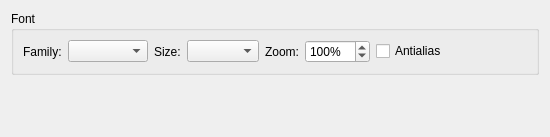
This is liteidex/src/plugins/terminal/terminaloption.ui in visualfc/liteide as Qt 5 draws it before an edit. The edited form follows.
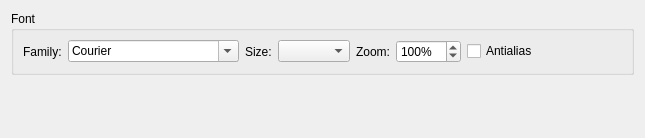
This is the edited form.

Commit message: terminal: option use fontComboBox

```diff
--- a/liteidex/src/plugins/terminal/terminaloption.ui
+++ b/liteidex/src/plugins/terminal/terminaloption.ui
@@ -6,8 +6,8 @@
    <rect>
     <x>0</x>
     <y>0</y>
-    <width>550</width>
-    <height>137</height>
+    <width>645</width>
+    <height>138</height>
    </rect>
   </property>
   <property name="windowTitle">
@@ -28,12 +28,9 @@
        </widget>
       </item>
       <item>
-       <widget class="QComboBox" name="familyComboBox">
-        <property name="sizePolicy">
-         <sizepolicy hsizetype="Expanding" vsizetype="Fixed">
-          <horstretch>0</horstretch>
-          <verstretch>0</verstretch>
-         </sizepolicy>
+       <widget class="QFontComboBox" name="fontComboBox">
+        <property name="fontFilters">
+         <set>QFontComboBox::MonospacedFonts</set>
         </property>
        </widget>
       </item>
```
The commit also changes 2 other files.
